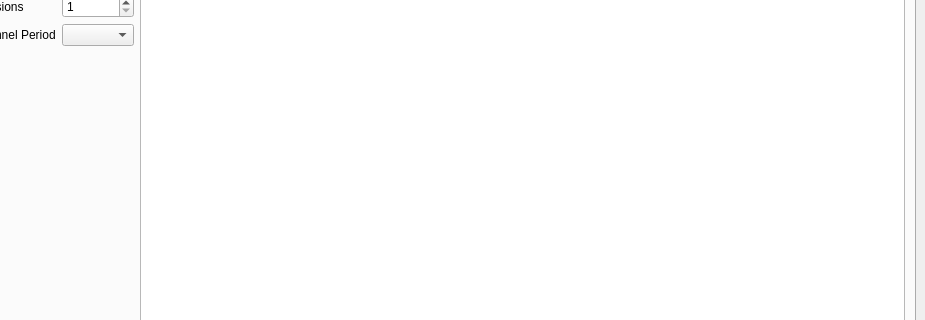
The window that main-window.ui (usnistgov/5G-NR-LTE-Sidelink-Capacity-Estimator) describes before a commit, drawn with Qt 5; both pictures show x 103 to 1028 and y 190 to 510 of the 1028 by 698 pixel window.
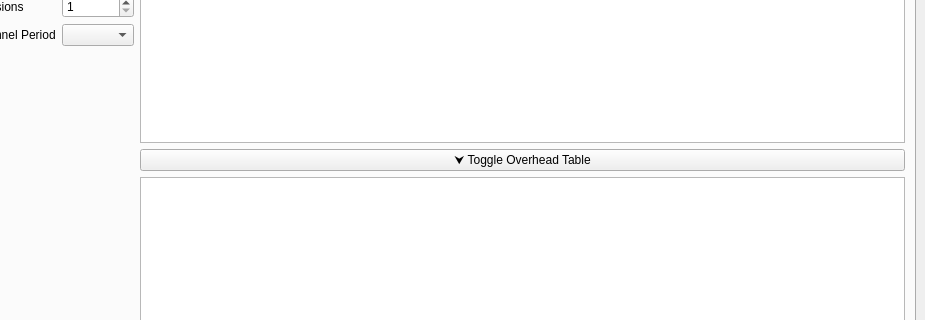
The same window after the commit.

Commit message: Add overhead table

Patch:
```diff
--- a/main-window.ui
+++ b/main-window.ui
@@ -137,12 +137,26 @@
          </layout>
         </item>
         <item>
+         <layout class="QVBoxLayout" name="verticalLayout_4">
+          <item>
          <widget class="QTableView" name="tableResult">
           <attribute name="horizontalHeaderVisible">
            <bool>true</bool>
           </attribute>
          </widget>
         </item>
+          <item>
+           <widget class="QPushButton" name="btnToggleOverhead">
+            <property name="text">
+             <string>⮟ Toggle Overhead Table</string>
+            </property>
+           </widget>
+          </item>
+          <item>
+           <widget class="QTableView" name="tableOverHead"/>
+          </item>
+         </layout>
+        </item>
        </layout>
       </widget>
       <widget class="QWidget" name="tabLte">
```
Left out of the diff: 2 changed lines with no effect on the pictures. Lines whose indentation alone changed are shown as unchanged. The commit also changes 3 other files.
